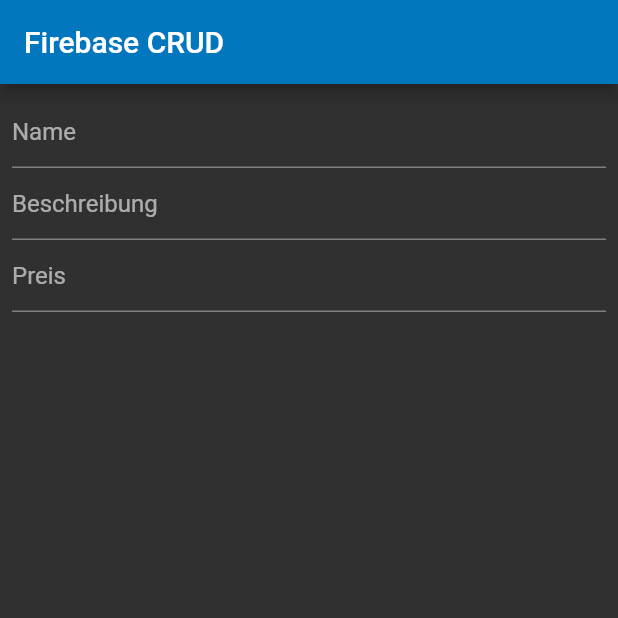
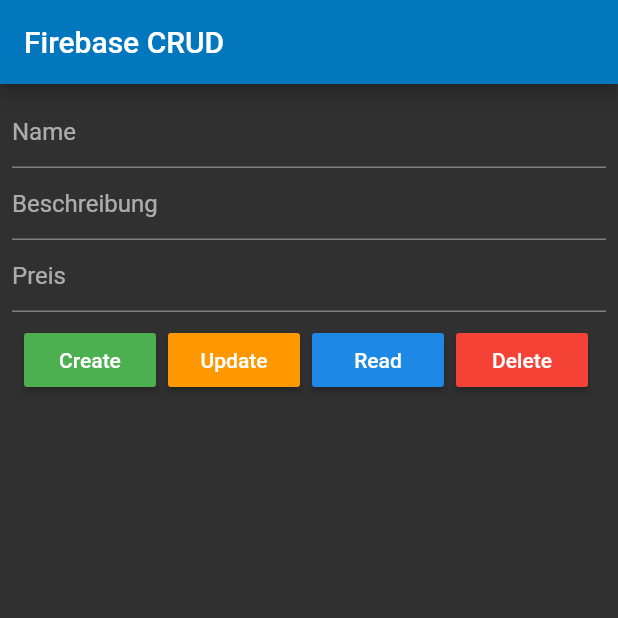
Before and after one commit to kongaman/flutter-firebaseCRUD, a Flutter app: the screen it shows after launch, on a phone screen of 412 x 824 dp, the top half of it. Run offline on Flutter 3.47's test engine with Material 2 defaults, Android fonts, the phone set to English and light mode, and no system bars.

Commit message:
basis ui erstellt mit buttons

```diff
--- a/lib/main.dart
+++ b/lib/main.dart
@@ -52,6 +52,53 @@ class _MyAppState extends State<MyApp> {
 
               },
             ),
+            Padding(
+              padding: EdgeInsets.all(8.0),
+              child: Row(
+                textDirection: TextDirection.ltr,
+                children: <Widget>[
+                  Padding(
+                    padding: EdgeInsets.only(right: 8.0),
+                    child: RaisedButton(
+                      color: Colors.green,
+                      child: Text("Create"),
+                      onPressed: (){
+
+                      },
+                    ),
+                  ),
+                  Padding(
+                    padding: EdgeInsets.only(right: 8.0),
+                    child: RaisedButton(
+                      color: Colors.orange,
+                      child: Text("Update"),
+                      onPressed: (){
+
+                      },
+                    ),
+                  ),
+                  Padding(
+                    padding: EdgeInsets.only(right: 8.0),
+                    child: RaisedButton(
+                      child: Text("Read"),
+                      onPressed: (){
+
+                      },
+                    ),
+                  ),
+                  Padding(
+                    padding: EdgeInsets.only(right: 0.0),
+                    child: RaisedButton(
+                      color: Colors.red,
+                      child: Text("Delete"),
+                      onPressed: (){
+
+                      },
+                    ),
+                  ),
+                ],
+              ),
+            )
           ],
         ),
       ),
```
Also changed, not shown: 1 other file.
